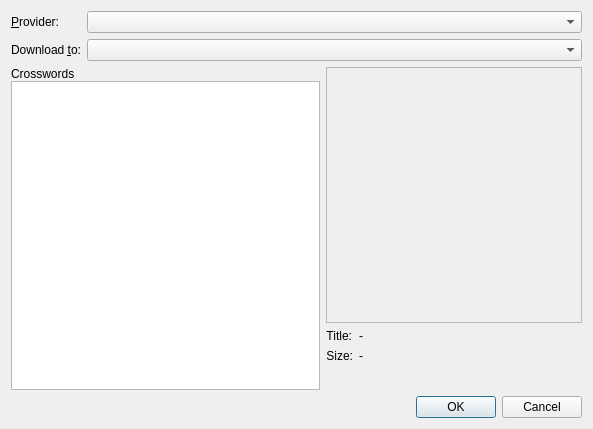
zero804/krossword, file src/download.ui: the form before one commit.
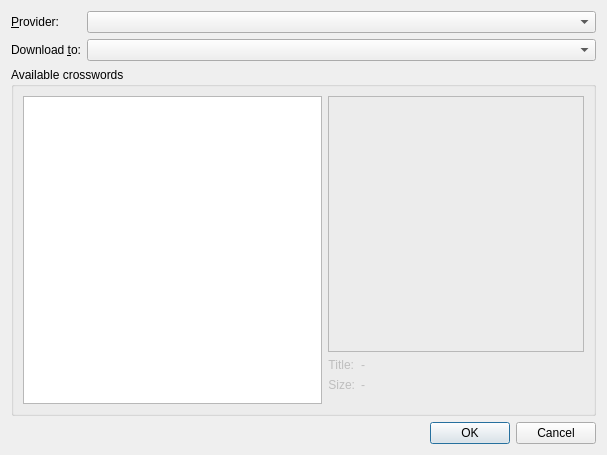
The form after the commit. Custom widgets are drawn as their Qt base class.

Commit message: attempt to fix download preview + proof of a classic/plain theme

```diff
--- a/src/download.ui
+++ b/src/download.ui
@@ -6,8 +6,8 @@
    <rect>
     <x>0</x>
     <y>0</y>
-    <width>593</width>
-    <height>429</height>
+    <width>607</width>
+    <height>455</height>
    </rect>
   </property>
   <property name="windowTitle">
@@ -58,34 +58,38 @@
    </item>
    <item row="1" column="1">
     <widget class="KComboBox" name="targetDirectory">
+     <property name="sizePolicy">
+      <sizepolicy hsizetype="Expanding" vsizetype="Fixed">
+       <horstretch>0</horstretch>
+       <verstretch>0</verstretch>
+      </sizepolicy>
+     </property>
      <property name="duplicatesEnabled">
       <bool>false</bool>
      </property>
     </widget>
    </item>
    <item row="2" column="0" colspan="2">
+    <widget class="QGroupBox" name="groupBox">
+     <property name="sizePolicy">
+      <sizepolicy hsizetype="Expanding" vsizetype="Expanding">
+       <horstretch>0</horstretch>
+       <verstretch>0</verstretch>
+      </sizepolicy>
+     </property>
+     <property name="title">
+      <string>Available crosswords</string>
+     </property>
+     <layout class="QVBoxLayout" name="verticalLayout_3">
+      <item>
     <layout class="QHBoxLayout" name="horizontalLayout">
      <item>
-      <layout class="QVBoxLayout" name="verticalLayout_2">
-       <property name="spacing">
-        <number>0</number>
-       </property>
-       <item>
-        <widget class="QLabel" name="labelCrosswords">
-         <property name="text">
-          <string>Crosswords</string>
-         </property>
-        </widget>
-       </item>
-       <item>
         <widget class="QListWidget" name="crosswords">
          <property name="alternatingRowColors">
           <bool>true</bool>
          </property>
         </widget>
        </item>
-      </layout>
-     </item>
      <item>
       <layout class="QVBoxLayout" name="verticalLayout">
        <item>
@@ -135,6 +139,9 @@
          </property>
          <item row="0" column="0">
           <widget class="QLabel" name="labelTitle">
+              <property name="enabled">
+               <bool>false</bool>
+              </property>
            <property name="text">
             <string>Title:</string>
            </property>
@@ -145,6 +152,9 @@
          </item>
          <item row="0" column="1">
           <widget class="QLabel" name="labelTitleValue">
+              <property name="enabled">
+               <bool>false</bool>
+              </property>
            <property name="text">
             <string>-</string>
            </property>
@@ -152,6 +162,9 @@
          </item>
          <item row="1" column="0">
           <widget class="QLabel" name="labelSize">
+              <property name="enabled">
+               <bool>false</bool>
+              </property>
            <property name="text">
             <string>Size:</string>
            </property>
@@ -162,6 +175,9 @@
          </item>
          <item row="1" column="1">
           <widget class="QLabel" name="labelSizeValue">
+              <property name="enabled">
+               <bool>false</bool>
+              </property>
            <property name="text">
             <string>-</string>
            </property>
@@ -172,6 +188,9 @@
       </layout>
      </item>
     </layout>
+      </item>
+     </layout>
+    </widget>
    </item>
    <item row="3" column="0" colspan="2">
     <widget class="QDialogButtonBox" name="buttonBox">
```
Left out of the diff: 16 changed lines with no effect on the pictures. Lines whose indentation alone changed are shown as unchanged. The commit also changes 11 other files.
